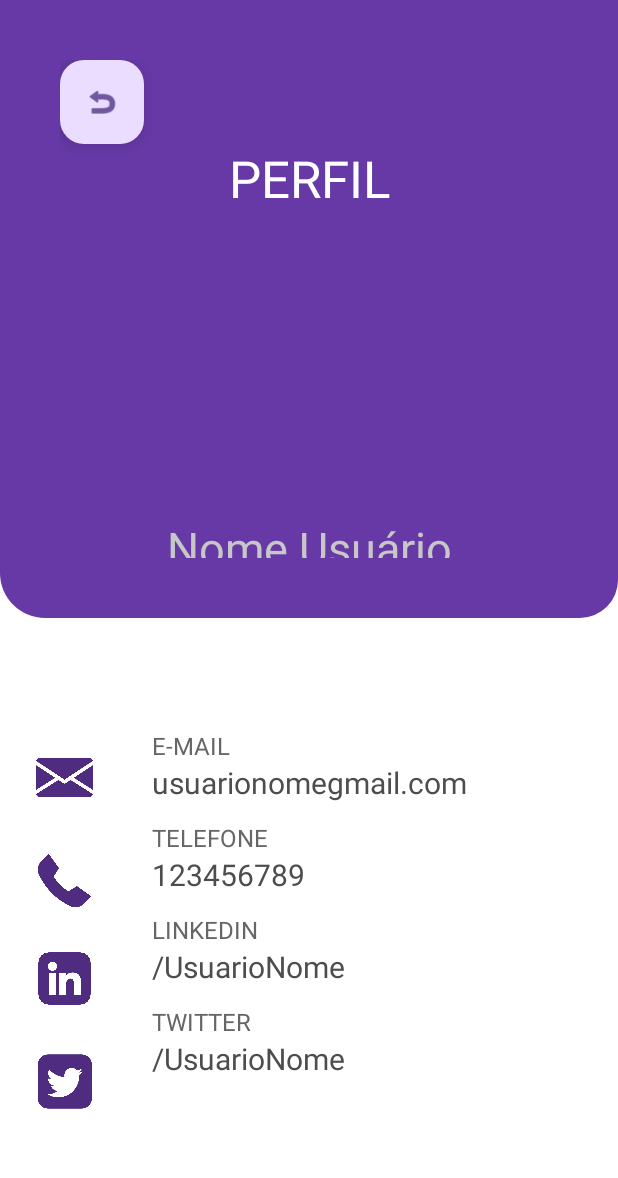
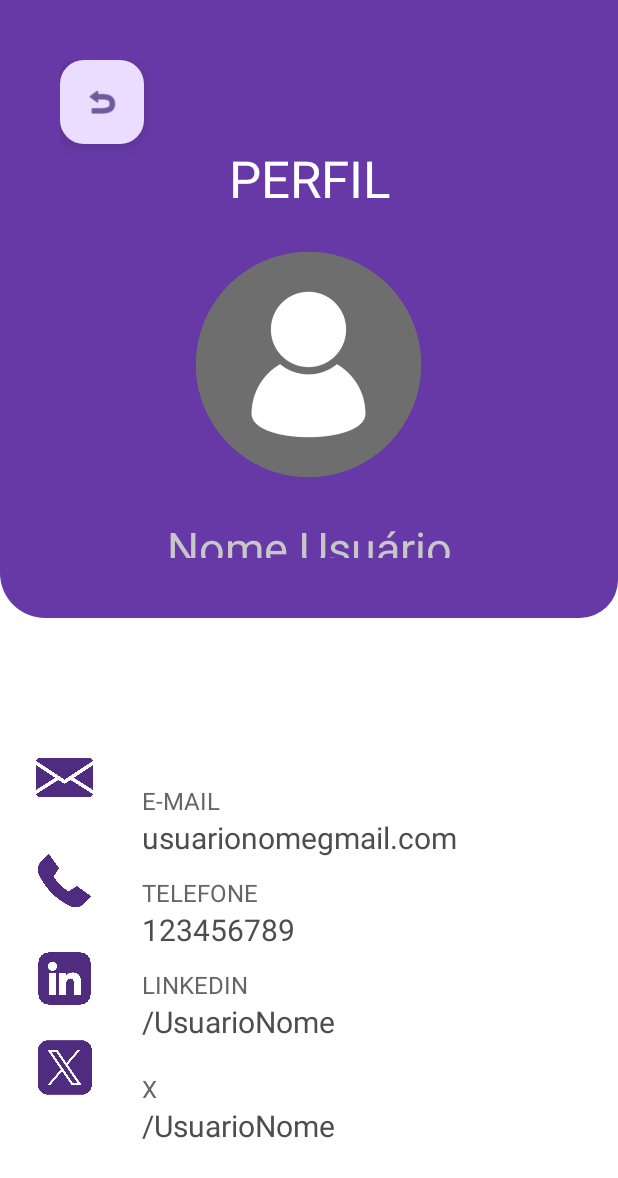
Before and after one commit to WECTI-ONU/elas, an Android app: the telaperfil screen opened directly, with no data from a screen before it, on a phone screen of 412 x 824 dp. Shown: the top 1178 px of the screen. Run offline under Robolectric (Android 15) with nearby library versions, the phone set to English and light mode, and no system bars; Roboto replaces fonts that are not available here.

Commit message:
Icone do twitter atualizado para o novo icone da plataforma. Espaçamento entre as informações do Linkedin e X ajustado.

```diff
--- a/app/src/main/java/br/com/edu/unicid/wectielas/telaperfil.java
+++ b/app/src/main/java/br/com/edu/unicid/wectielas/telaperfil.java
@@ -29,6 +29,9 @@ public class telaperfil extends AppCompatActivity {
         profileImageView = findViewById(R.id.userProfile);
         uploadButton = findViewById(R.id.uploadButton);
 
+        //Colocando a foto do usuário como padrão
+        profileImageView.setImageResource(R.drawable.user);
+
         FloatingActionButton btnVoltarPerfil = findViewById(R.id.btnVoltarPerfil);
         btnVoltarPerfil.setOnClickListener(new View.OnClickListener() {
             @Override
--- a/app/src/main/res/layout/activity_telaperfil.xml
+++ b/app/src/main/res/layout/activity_telaperfil.xml
@@ -116,7 +116,7 @@
 
         <Space
             android:layout_width="match_parent"
-            android:layout_height="21dp" />
+            android:layout_height="12dp" />
 
         <ImageView
             android:id="@+id/twitterIcon"
@@ -133,10 +133,10 @@
         android:orientation="vertical"
         app:layout_constraintBottom_toBottomOf="parent"
         app:layout_constraintEnd_toEndOf="parent"
-        app:layout_constraintHorizontal_bias="0.409"
+        app:layout_constraintHorizontal_bias="0.325"
         app:layout_constraintStart_toEndOf="@+id/linearLayout2"
         app:layout_constraintTop_toBottomOf="@+id/linearLayout"
-        app:layout_constraintVertical_bias="0.488">
+        app:layout_constraintVertical_bias="0.728">
 
         <TextView
             android:id="@+id/title3"
@@ -202,14 +202,14 @@
 
         <Space
             android:layout_width="match_parent"
-            android:layout_height="12dp" />
+            android:layout_height="20dp" />
 
         <TextView
             android:id="@+id/title4"
             android:layout_width="wrap_content"
             android:layout_height="wrap_content"
             android:fontFamily="@font/adlam_display"
-            android:text="TWITTER"
+            android:text="X"
             android:textColor="#666666"
             android:textSize="16sp" />
 
```
Also changed, not shown: app/src/main/res/drawable/twittericon.png.
